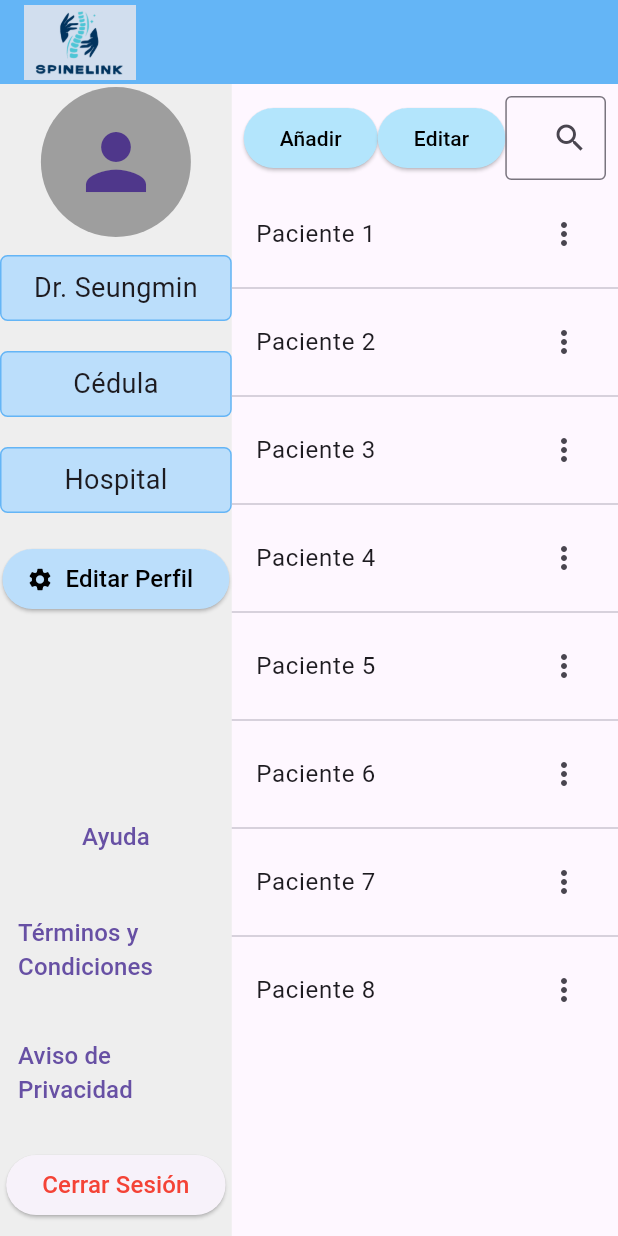
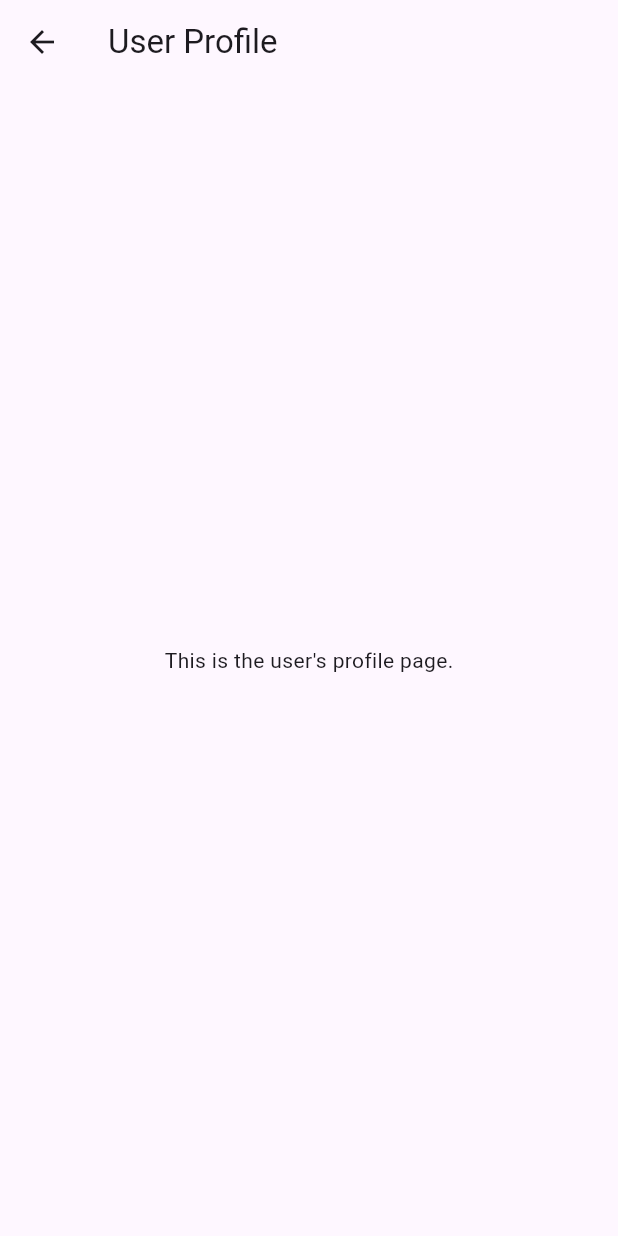
Before and after one commit to ngamboa25/spiinelink, a Flutter app: the screen it shows after launch, after a tap on "Editar Perfil", on a phone screen of 412 x 824 dp. Run offline on Flutter 3.47's test engine with Material 3 defaults, Android fonts, the phone set to English and light mode, and no system bars.

Commit message:
funciona_boton_editar perfil

```diff
--- /dev/null
+++ b/lib/User_Profile_Page.dart
@@ -0,0 +1,17 @@
+import 'package:flutter/material.dart';
+
+class UserProfilePage extends StatelessWidget {
+  const UserProfilePage({Key? key}) : super(key: key);
+
+  @override
+  Widget build(BuildContext context) {
+    return Scaffold(
+      appBar: AppBar(
+        title: const Text("User Profile"),
+      ),
+      body: const Center(
+        child: Text("This is the user's profile page."),
+      ),
+    );
+  }
+}
--- a/lib/main.dart
+++ b/lib/main.dart
@@ -1,5 +1,6 @@
 import 'package:flutter/material.dart';
 import 'login_page.dart'; // Ensure this file is set up correctly and exists.
+import 'user_profile_page.dart'; // Import the user profile page.
 
 void main() {
   runApp(MyApp());
@@ -8,16 +9,16 @@ void main() {
 class MyApp extends StatelessWidget {
   @override
   Widget build(BuildContext context) {
-    return new MaterialApp(
-        home: new Homescreen ());
+    return MaterialApp(
+      home: Homescreen(),
+    );
   }
 }
 
 class Homescreen extends StatelessWidget {
   @override
   Widget build(BuildContext context) {
-    return MaterialApp(
-      home: Scaffold(
+    return Scaffold(
       appBar: AppBar(
         backgroundColor: Colors.blue[300], // This color is assumed from your description
         title: Image.asset('assets/logo.png', height: 50), // Ensure your asset path is correct
@@ -54,26 +55,31 @@ class Homescreen extends StatelessWidget {
                   Padding(
                     padding: const EdgeInsets.symmetric(vertical: 10.0),
                     child: ElevatedButton.icon(
-                        onPressed: () {},
+                      onPressed: () {
+                        Navigator.push(
+                          context,
+                          MaterialPageRoute(builder: (context) => const UserProfilePage()),
+                        );
+                      },
+                      icon: const Icon(Icons.settings),
+                      label: const Text('Editar Perfil', style: TextStyle(fontSize: 16)),
                       style: ElevatedButton.styleFrom(
                         backgroundColor: Colors.blue[100],
                         foregroundColor: Colors.black,
                       ),
-                        icon: const Icon(Icons.settings),
-                        label: const Text('Editar Perfil', style: TextStyle(fontSize: 16)),
                     ),
                   ),
-                    const Spacer(),
+                  const Spacer(), // Correctly placed Spacer to push the content below to the bottom
                   buildTextButton('Ayuda'),
                   buildTextButton('Términos y Condiciones'),
                   buildTextButton('Aviso de Privacidad'),
                   Padding(
                     padding: const EdgeInsets.symmetric(vertical: 10.0),
-                      child: ElevatedButton( // Using Builder to provide a valid context for Navigator
+                    child: ElevatedButton(
                       onPressed: () {
                         Navigator.push(
                           context,
-                                new MaterialPageRoute(builder: (context) => new LoginPage())
+                          MaterialPageRoute(builder: (context) => const LoginPage()),
                         );
                       },
                       child: const Text('Cerrar Sesión', style: TextStyle(fontSize: 16, color: Colors.red)),
@@ -85,7 +91,6 @@ class Homescreen extends StatelessWidget {
           ),
           buildPatientListSection(),
         ],
-        ),
       ),
     );
   }
```
Lines whose indentation alone changed are shown as unchanged.
